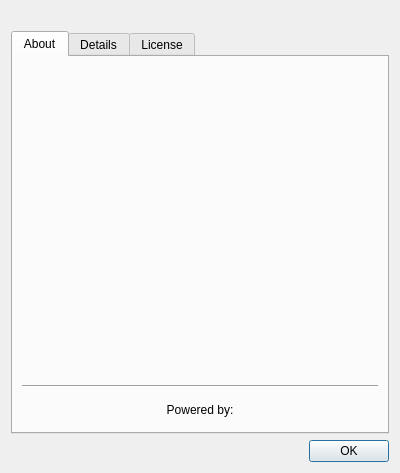
Above: ui/AboutDialog.ui from dendy/fogg before the change. Below: the same form after it.
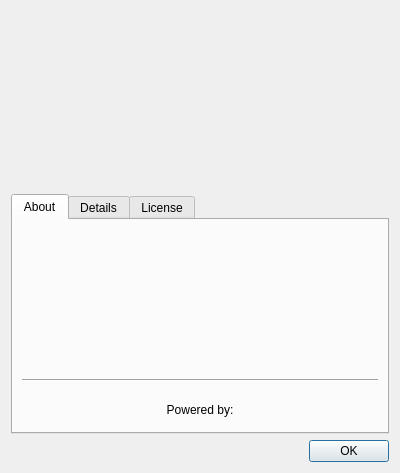
That is the form after the change. Icons and pictures are not drawn.

What changed in the file:
```diff
--- a/ui/AboutDialog.ui
+++ b/ui/AboutDialog.ui
@@ -16,6 +16,22 @@
      <property name="spacing">
       <number>28</number>
      </property>
+     <item>
+      <spacer name="horizontalSpacer_2">
+       <property name="orientation">
+        <enum>Qt::Horizontal</enum>
+       </property>
+       <property name="sizeType">
+        <enum>QSizePolicy::MinimumExpanding</enum>
+       </property>
+       <property name="sizeHint" stdset="0">
+        <size>
+         <width>1</width>
+         <height>0</height>
+        </size>
+       </property>
+      </spacer>
+     </item>
      <item>
       <widget class="QLabel" name="logoLabel">
        <property name="pixmap">
@@ -34,7 +50,7 @@
           <enum>Qt::Vertical</enum>
          </property>
          <property name="sizeType">
-          <enum>QSizePolicy::Preferred</enum>
+          <enum>QSizePolicy::MinimumExpanding</enum>
          </property>
          <property name="sizeHint" stdset="0">
           <size>
@@ -46,11 +62,15 @@
        </item>
        <item>
         <widget class="QLabel" name="titleLabel">
-         <property name="sizePolicy">
-          <sizepolicy hsizetype="Preferred" vsizetype="Preferred">
-           <horstretch>0</horstretch>
-           <verstretch>0</verstretch>
-          </sizepolicy>
+         <property name="alignment">
+          <set>Qt::AlignCenter</set>
+         </property>
+        </widget>
+       </item>
+       <item>
+        <widget class="QLabel" name="copyrightLabel">
+         <property name="alignment">
+          <set>Qt::AlignCenter</set>
          </property>
         </widget>
        </item>
@@ -60,7 +80,7 @@
           <enum>Qt::Vertical</enum>
          </property>
          <property name="sizeType">
-          <enum>QSizePolicy::Preferred</enum>
+          <enum>QSizePolicy::MinimumExpanding</enum>
          </property>
          <property name="sizeHint" stdset="0">
           <size>
@@ -72,6 +92,22 @@
        </item>
       </layout>
      </item>
+     <item>
+      <spacer name="horizontalSpacer">
+       <property name="orientation">
+        <enum>Qt::Horizontal</enum>
+       </property>
+       <property name="sizeType">
+        <enum>QSizePolicy::MinimumExpanding</enum>
+       </property>
+       <property name="sizeHint" stdset="0">
+        <size>
+         <width>1</width>
+         <height>0</height>
+        </size>
+       </property>
+      </spacer>
+     </item>
     </layout>
    </item>
    <item>
@@ -83,7 +119,18 @@
       <attribute name="title">
        <string>About</string>
       </attribute>
+      <layout class="QVBoxLayout" name="verticalLayout_7">
+       <property name="spacing">
+        <number>12</number>
+       </property>
+       <item>
       <layout class="QVBoxLayout" name="verticalLayout_5">
+         <property name="leftMargin">
+          <number>64</number>
+         </property>
+         <property name="rightMargin">
+          <number>64</number>
+         </property>
        <item>
         <spacer name="verticalSpacer_4">
          <property name="orientation">
@@ -107,13 +154,6 @@
          </property>
         </widget>
        </item>
-       <item>
-        <widget class="QLabel" name="copyrightLabel">
-         <property name="alignment">
-          <set>Qt::AlignCenter</set>
-         </property>
-        </widget>
-       </item>
        <item>
         <spacer name="verticalSpacer_3">
          <property name="orientation">
@@ -126,6 +166,8 @@
           </size>
          </property>
         </spacer>
+         </item>
+        </layout>
        </item>
        <item>
         <widget class="Line" name="line">
```
Lines whose indentation alone changed are shown as unchanged.
